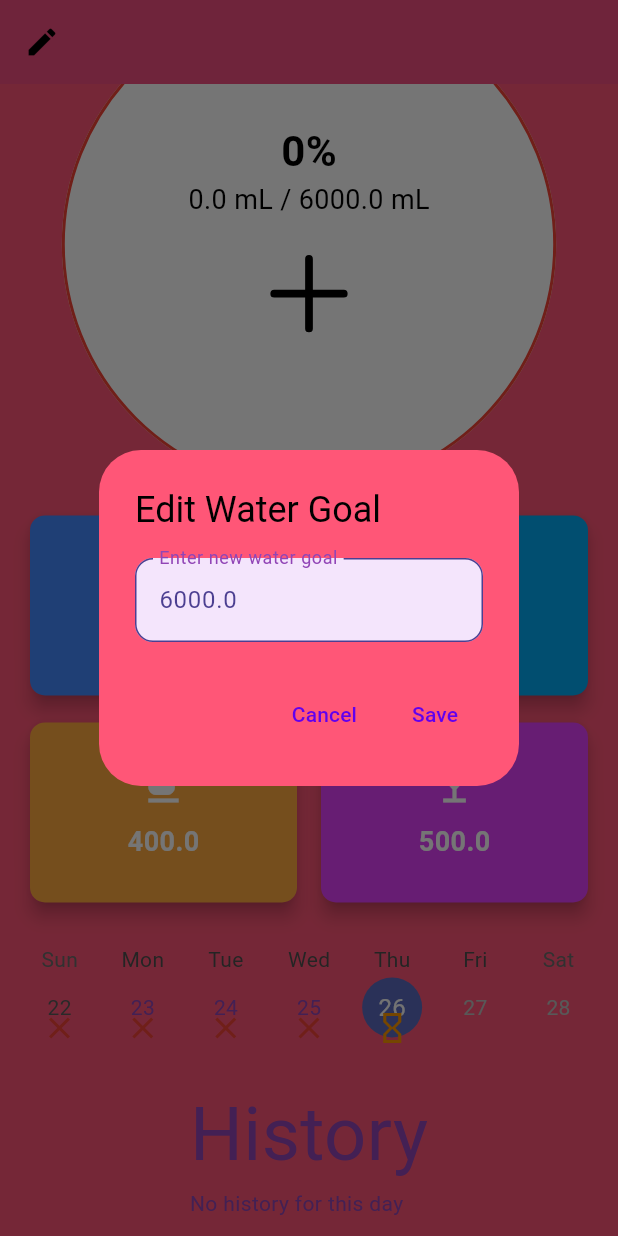
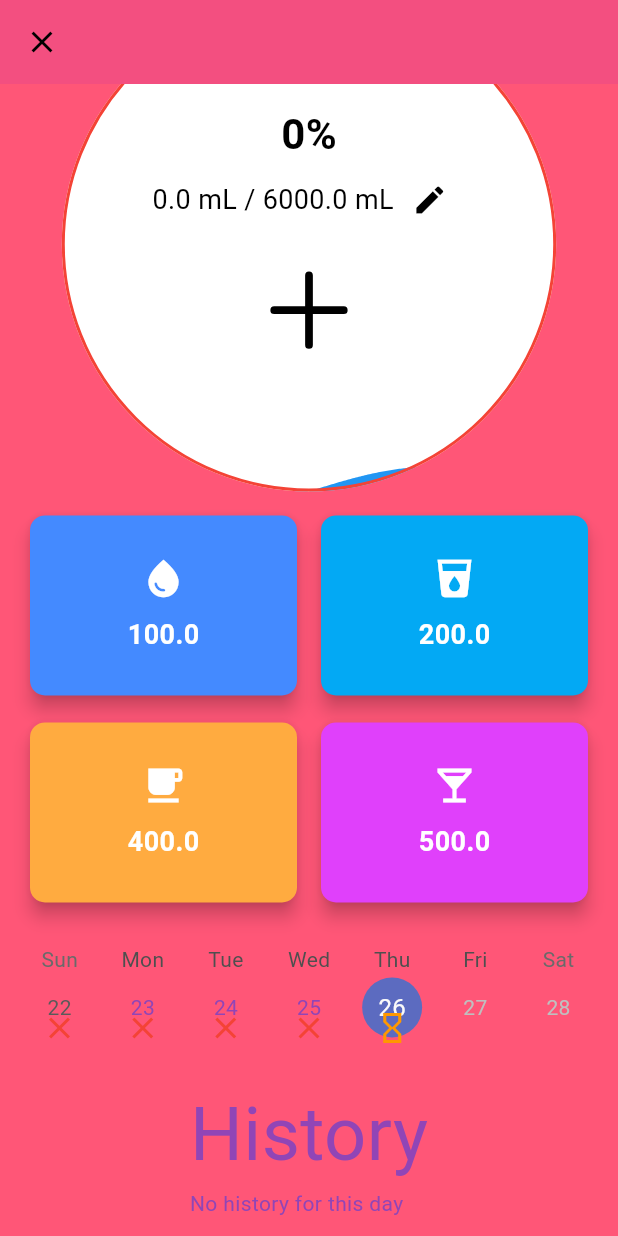
Before and after one commit to real-Hafez/lose_weight_eat_healthy, a Flutter app: the Water screen opened directly, scrolled down 58 dp, after a tap on the "edit" icon, on a phone screen of 412 x 824 dp. Run offline on Flutter 3.47's test engine with Material 3 defaults, Android fonts, the phone set to English and light mode, and no system bars; drawn by our look-alikes of table_calendar; our stand-ins replace animated_text_kit, another_flutter_splash_screen, auto_size_text, bloc, cloud_firestore, device_preview and 15 more; accounts and stored records are empty.

Commit message:
let user to toogle between edit mode to edit water needed and resave the new value in sahred pre

```diff
--- a/lib/src/features/water/pages/water.dart
+++ b/lib/src/features/water/pages/water.dart
@@ -3,14 +3,22 @@ import 'package:flutter_bloc/flutter_bloc.dart';
 import 'package:lose_weight_eat_healthy/src/features/water/bloc/water_bloc.dart';
 import 'package:lose_weight_eat_healthy/src/features/water/bloc/water_event.dart';
 import 'package:lose_weight_eat_healthy/src/features/water/bloc/water_state.dart';
+import 'package:lose_weight_eat_healthy/src/features/water/widgets/EditWaterGoalDialog.dart';
 import 'package:lose_weight_eat_healthy/src/features/water/widgets/History.dart';
 import 'package:lose_weight_eat_healthy/src/features/water/widgets/WaterIntakeWidget.dart';
 import 'package:lose_weight_eat_healthy/src/features/water/widgets/water_calendar_widget.dart';
 import 'package:lose_weight_eat_healthy/src/shared/AppLoadingIndicator.dart';
 import 'package:shared_preferences/shared_preferences.dart';
 
-class Water extends StatelessWidget {
+class Water extends StatefulWidget {
   const Water({super.key});
+
+  @override
+  _WaterState createState() => _WaterState();
+}
+
+class _WaterState extends State<Water> {
+  bool isEditMode = false; // Track whether edit mode is active
 
   @override
   Widget build(BuildContext context) {
@@ -40,30 +48,22 @@ class Water extends StatelessWidget {
                 return Scaffold(
                   appBar: AppBar(
                     leading: IconButton(
-                      onPressed: () async {
-                        final newWaterNeeded = await showDialog<double>(
-                          context: context,
-                          builder: (_) => EditWaterGoalDialog(
-                            currentWaterGoal: state.waterNeeded,
-                          ),
-                        );
-                        if (newWaterNeeded != null) {
-                          // Update SharedPreferences with the new waterNeeded value
-                          final prefs = await SharedPreferences.getInstance();
-                          await prefs.setDouble('water_needed', newWaterNeeded);
-
-                          // Reload the water data with the updated value
-                          context.read<WaterBloc>().add(LoadInitialData());
-                        }
+                      icon: Icon(isEditMode
+                          ? Icons.close
+                          : Icons.edit),
+                      onPressed: () {
+                        setState(() {
+                          isEditMode = !isEditMode;
+                        });
                       },
-                      icon: const Icon(Icons.edit),
                     ),
                   ),
                   body: SingleChildScrollView(
                     scrollDirection: Axis.vertical,
                     child: Column(
                       children: [
-                        const WaterIntakeWidget(),
+                        WaterIntakeWidget(
+                            isEditMode: isEditMode),
                         Padding(
                           padding: const EdgeInsets.all(12),
                           child: water_calendar_widget(
@@ -81,6 +81,34 @@ class Water extends StatelessWidget {
                             savedUnit: state.unit,
                           ),
                         ),
+                        if (isEditMode) // Show edit option only in edit mode
+                          Padding(
+                            padding: const EdgeInsets.all(12),
+                            child: IconButton(
+                              icon: const Icon(
+                                  Icons.edit), // Secondary edit button
+                              onPressed: () async {
+                                final newWaterNeeded = await showDialog<double>(
+                                  context: context,
+                                  builder: (_) => EditWaterGoalDialog(
+                                    currentWaterGoal: state.waterNeeded,
+                                  ),
+                                );
+                                if (newWaterNeeded != null) {
+                                  // Update SharedPreferences with the new waterNeeded value
+                                  final prefs =
+                                      await SharedPreferences.getInstance();
+                                  await prefs.setDouble(
+                                      'water_needed', newWaterNeeded);
+
+                                  // Reload the water data with the updated value
+                                  context
+                                      .read<WaterBloc>()
+                                      .add(LoadInitialData());
+                                }
+                              },
+                            ),
+                          ),
                       ],
                     ),
                   ),
@@ -98,49 +126,3 @@ class Water extends StatelessWidget {
     );
   }
 }
-
-class EditWaterGoalDialog extends StatelessWidget {
-  final double currentWaterGoal;
-
-  const EditWaterGoalDialog({
-    super.key,
-    required this.currentWaterGoal,
-  });
-
-  @override
-  Widget build(BuildContext context) {
-    final TextEditingController controller =
-        TextEditingController(text: currentWaterGoal.toString());
-
-    return AlertDialog(
-      title: const Text("Edit Water Goal"),
-      content: TextField(
-        controller: controller,
-        keyboardType: TextInputType.number,
-        decoration: const InputDecoration(
-          labelText: "Enter new water goal",
-        ),
-      ),
-      actions: [
-        TextButton(
-          child: const Text("Cancel"),
-          onPressed: () {
-            Navigator.of(context).pop(null); // Close the dialog without changes
-          },
-        ),
-        TextButton(
-          child: const Text("Save"),
-          onPressed: () {
-            double? newWaterGoal = double.tryParse(controller.text);
-            if (newWaterGoal != null && newWaterGoal > 0) {
-              Navigator.of(context)
-                  .pop(newWaterGoal); // Return the new water goal
-            } else {
-              // Handle invalid input (e.g., show error message)
-            }
-          },
-        ),
-      ],
-    );
-  }
-}
--- a/lib/src/features/water/widgets/WaterIntakeWidget.dart
+++ b/lib/src/features/water/widgets/WaterIntakeWidget.dart
@@ -1,5 +1,3 @@
-// water_intake_widget.dart
-
 import 'package:flutter/material.dart';
 import 'package:flutter_bloc/flutter_bloc.dart';
 import 'package:ionicons/ionicons.dart';
@@ -7,11 +5,16 @@ import 'package:liquid_progress_indicator_v2/liquid_progress_indicator.dart';
 import 'package:lose_weight_eat_healthy/src/features/water/bloc/water_bloc.dart';
 import 'package:lose_weight_eat_healthy/src/features/water/bloc/water_event.dart';
 import 'package:lose_weight_eat_healthy/src/features/water/bloc/water_state.dart';
+import 'package:lose_weight_eat_healthy/src/features/water/widgets/EditWaterGoalDialog.dart';
 import 'package:lose_weight_eat_healthy/src/features/water/widgets/water_cards.dart';
 import 'package:lose_weight_eat_healthy/src/shared/AppLoadingIndicator.dart';
+import 'package:shared_preferences/shared_preferences.dart';
 
 class WaterIntakeWidget extends StatelessWidget {
-  const WaterIntakeWidget({super.key});
+  final bool isEditMode;
+
+  const WaterIntakeWidget(
+      {super.key, required this.isEditMode}); // Accept isEditMode
 
   @override
   Widget build(BuildContext context) {
@@ -56,6 +59,9 @@ class WaterIntakeWidget extends StatelessWidget {
                       color: Colors.black,
                     ),
                   ),
+                  Row(
+                    mainAxisAlignment: MainAxisAlignment.center,
+                    children: [
                       Text(
                         "${state.currentIntake.toStringAsFixed(1)} ${state.unit} / ${state.waterNeeded.toStringAsFixed(1)} ${state.unit}",
                         style: const TextStyle(
@@ -63,6 +69,29 @@ class WaterIntakeWidget extends StatelessWidget {
                           fontWeight: FontWeight.w400,
                           color: Colors.black,
                         ),
+                      ),
+                      if (isEditMode)
+                        IconButton(
+                          icon: const Icon(Icons.edit, color: Colors.black),
+                          onPressed: () async {
+                            final newWaterNeeded = await showDialog<double>(
+                              context: context,
+                              builder: (_) => EditWaterGoalDialog(
+                                currentWaterGoal: state.waterNeeded,
+                              ),
+                            );
+                            if (newWaterNeeded != null) {
+                              final prefs =
+                                  await SharedPreferences.getInstance();
+                              await prefs.setDouble(
+                                  'water_needed', newWaterNeeded);
+
+                              // Reload the water data with the updated value
+                              context.read<WaterBloc>().add(LoadInitialData());
+                            }
+                          },
+                        ),
+                    ],
                   ),
                   IconButton(
                       icon: Icon(
```
Also changed, not shown: lib/src/features/water/widgets/EditWaterGoalDialog.dart (added, +47 -0 lines). Lines whose indentation alone changed are shown as unchanged.
